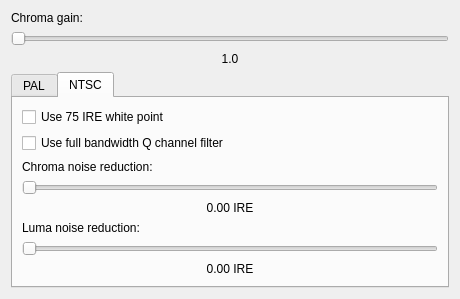
Above: tools/ld-analyse/chromadecoderconfigdialog.ui from happycube/ld-decode before the change. Below: the same form after it.
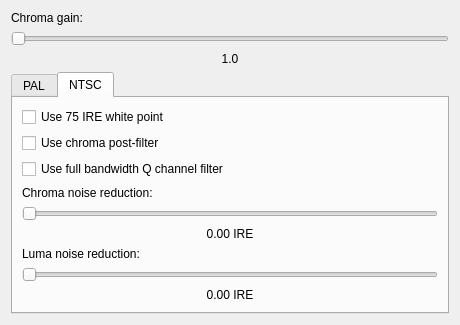
That is the form after the change.

Commit message: Add UI for the colorLpf option in ld-analyse.

What changed in the file:
```diff
--- a/tools/ld-analyse/chromadecoderconfigdialog.ui
+++ b/tools/ld-analyse/chromadecoderconfigdialog.ui
@@ -172,6 +172,13 @@
          </property>
         </widget>
        </item>
+       <item>
+        <widget class="QCheckBox" name="colorLpfCheckBox">
+         <property name="text">
+          <string>Use chroma post-filter</string>
+         </property>
+        </widget>
+       </item>
        <item>
         <widget class="QCheckBox" name="colorLpfHqCheckBox">
          <property name="text">
```
The commit also changes 2 other files.
